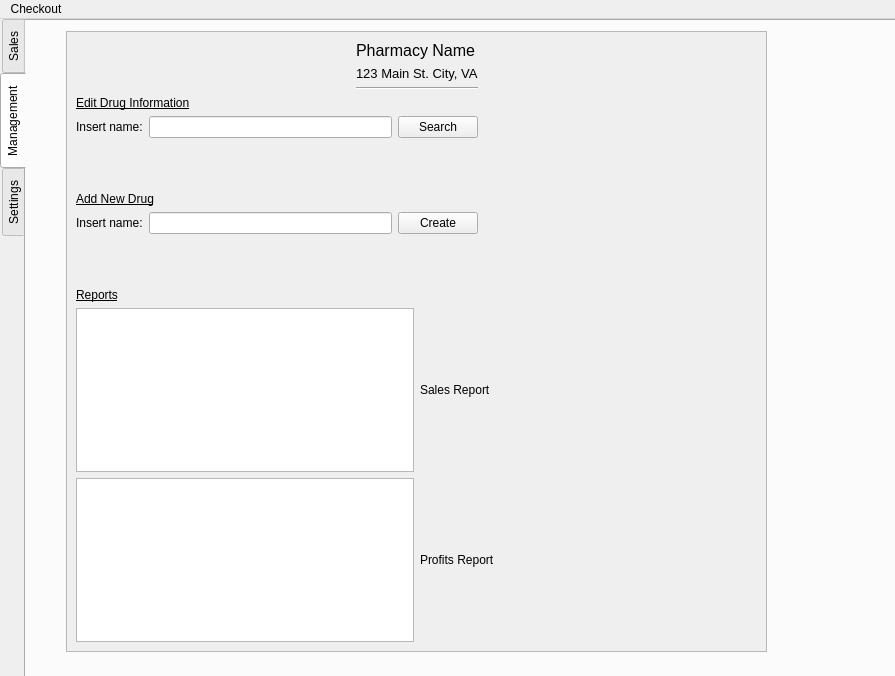
First picture: the form in mainwindow.ui, repository WNewsome/Pharmaceutical-Point-of-Sale, before the edit.
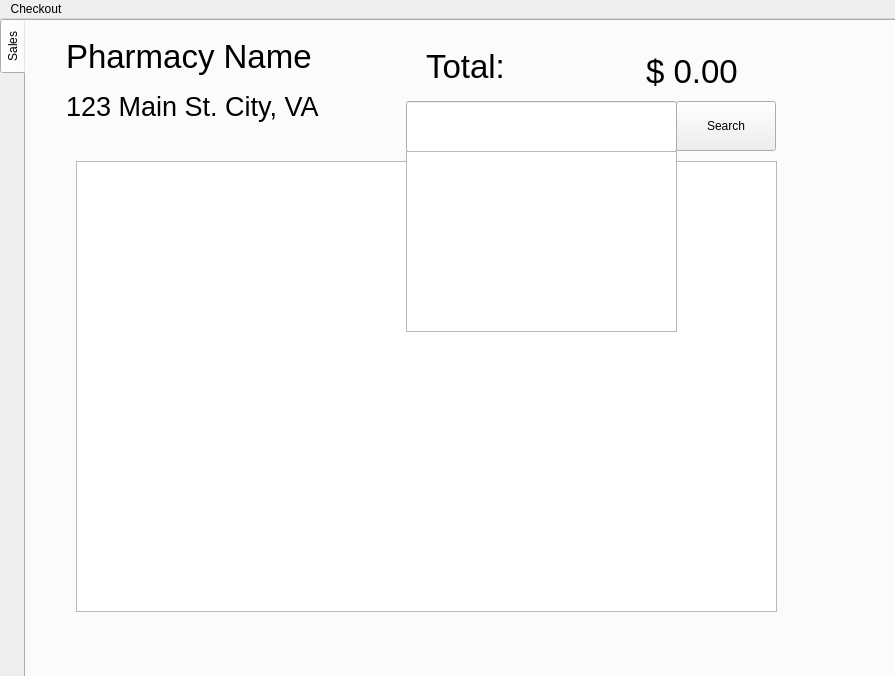
Second picture: the form after the edit.

Commit message: Corrected tabs

Diff of the .ui file:
```diff
--- a/mainwindow.ui
+++ b/mainwindow.ui
@@ -33,7 +33,7 @@
      <enum>QTabWidget::West</enum>
     </property>
     <property name="currentIndex">
-     <number>1</number>
+     <number>0</number>
     </property>
     <widget class="QWidget" name="tab">
      <attribute name="title">
@@ -176,430 +176,6 @@
       </property>
      </widget>
     </widget>
-    <widget class="QWidget" name="tab_3">
-     <attribute name="title">
-      <string>Management</string>
-     </attribute>
-     <widget class="QScrollArea" name="scrollArea">
-      <property name="geometry">
-       <rect>
-        <x>40</x>
-        <y>10</y>
-        <width>701</width>
-        <height>621</height>
-       </rect>
-      </property>
-      <property name="minimumSize">
-       <size>
-        <width>0</width>
-        <height>501</height>
-       </size>
-      </property>
-      <property name="widgetResizable">
-       <bool>true</bool>
-      </property>
-      <widget class="QWidget" name="scrollAreaWidgetContents">
-       <property name="geometry">
-        <rect>
-         <x>0</x>
-         <y>0</y>
-         <width>699</width>
-         <height>619</height>
-        </rect>
-       </property>
-       <layout class="QGridLayout" name="gridLayout_4">
-        <item row="1" column="1" colspan="2">
-         <widget class="QLabel" name="label_9">
-          <property name="font">
-           <font>
-            <pointsize>10</pointsize>
-           </font>
-          </property>
-          <property name="text">
-           <string>123 Main St. City, VA</string>
-          </property>
-         </widget>
-        </item>
-        <item row="2" column="1" colspan="2">
-         <widget class="Line" name="line">
-          <property name="orientation">
-           <enum>Qt::Horizontal</enum>
-          </property>
-         </widget>
-        </item>
-        <item row="9" column="2" colspan="2">
-         <widget class="QLabel" name="label_10">
-          <property name="text">
-           <string>Profits Report</string>
-          </property>
-         </widget>
-        </item>
-        <item row="0" column="3" rowspan="3">
-         <spacer name="horizontalSpacer_3">
-          <property name="orientation">
-           <enum>Qt::Horizontal</enum>
-          </property>
-          <property name="sizeHint" stdset="0">
-           <size>
-            <width>178</width>
-            <height>48</height>
-           </size>
-          </property>
-         </spacer>
-        </item>
-        <item row="0" column="1" colspan="2">
-         <widget class="QLabel" name="label_6">
-          <property name="font">
-           <font>
-            <pointsize>12</pointsize>
-           </font>
-          </property>
-          <property name="text">
-           <string>Pharmacy Name</string>
-          </property>
-         </widget>
-        </item>
-        <item row="8" column="0" colspan="2">
-         <widget class="QGraphicsView" name="graphicsView"/>
-        </item>
-        <item row="9" column="0" colspan="2">
-         <widget class="QGraphicsView" name="graphicsView_2"/>
-        </item>
-        <item row="3" column="0" colspan="3">
-         <layout class="QGridLayout" name="gridLayout_2">
-          <item row="0" column="0" colspan="2">
-           <widget class="QLabel" name="label_5">
-            <property name="font">
-             <font>
-              <pointsize>9</pointsize>
-              <underline>true</underline>
-             </font>
-            </property>
-            <property name="text">
-             <string>Edit Drug Information</string>
-            </property>
-           </widget>
-          </item>
-          <item row="1" column="0">
-           <widget class="QLabel" name="label_7">
-            <property name="text">
-             <string>Insert name:</string>
-            </property>
-           </widget>
-          </item>
-          <item row="1" column="1">
-           <widget class="QLineEdit" name="lineEdit"/>
-          </item>
-          <item row="1" column="2">
-           <widget class="QPushButton" name="pushButton_5">
-            <property name="text">
-             <string>Search</string>
-            </property>
-           </widget>
-          </item>
-         </layout>
-        </item>
-        <item row="8" column="2" colspan="2">
-         <widget class="QLabel" name="label_8">
-          <property name="text">
-           <string>Sales Report</string>
-          </property>
-         </widget>
-        </item>
-        <item row="0" column="0" rowspan="3">
-         <spacer name="horizontalSpacer_4">
-          <property name="orientation">
-           <enum>Qt::Horizontal</enum>
-          </property>
-          <property name="sizeHint" stdset="0">
-           <size>
-            <width>177</width>
-            <height>48</height>
-           </size>
-          </property>
-         </spacer>
-        </item>
-        <item row="6" column="0" colspan="4">
-         <spacer name="horizontalSpacer_2">
-          <property name="orientation">
-           <enum>Qt::Horizontal</enum>
-          </property>
-          <property name="sizeHint" stdset="0">
-           <size>
-            <width>528</width>
-            <height>48</height>
-           </size>
-          </property>
-         </spacer>
-        </item>
-        <item row="7" column="0">
-         <widget class="QLabel" name="label_11">
-          <property name="font">
-           <font>
-            <pointsize>9</pointsize>
-            <underline>true</underline>
-           </font>
-          </property>
-          <property name="text">
-           <string>Reports</string>
-          </property>
-         </widget>
-        </item>
-        <item row="5" column="0" colspan="3">
-         <layout class="QGridLayout" name="gridLayout_3">
-          <item row="0" column="0" colspan="2">
-           <widget class="QLabel" name="label_12">
-            <property name="font">
-             <font>
-              <pointsize>9</pointsize>
-              <underline>true</underline>
-             </font>
-            </property>
-            <property name="text">
-             <string>Add New Drug</string>
-            </property>
-           </widget>
-          </item>
-          <item row="1" column="0">
-           <widget class="QLabel" name="label_13">
-            <property name="text">
-             <string>Insert name:</string>
-            </property>
-           </widget>
-          </item>
-          <item row="1" column="1">
-           <widget class="QLineEdit" name="lineEdit_2"/>
-          </item>
-          <item row="1" column="2">
-           <widget class="QPushButton" name="pushButton_6">
-            <property name="text">
-             <string>Create</string>
-            </property>
-           </widget>
-          </item>
-         </layout>
-        </item>
-        <item row="4" column="0" colspan="4">
-         <spacer name="horizontalSpacer">
-          <property name="orientation">
-           <enum>Qt::Horizontal</enum>
-          </property>
-          <property name="sizeHint" stdset="0">
-           <size>
-            <width>528</width>
-            <height>48</height>
-           </size>
-          </property>
-         </spacer>
-        </item>
-       </layout>
-      </widget>
-     </widget>
-    </widget>
-    <widget class="QWidget" name="tab_4">
-     <attribute name="title">
-      <string>Settings</string>
-     </attribute>
-     <widget class="QScrollArea" name="scrollArea_2">
-      <property name="geometry">
-       <rect>
-        <x>50</x>
-        <y>20</y>
-        <width>581</width>
-        <height>561</height>
-       </rect>
-      </property>
-      <property name="widgetResizable">
-       <bool>true</bool>
-      </property>
-      <widget class="QWidget" name="scrollAreaWidgetContents_2">
-       <property name="geometry">
-        <rect>
-         <x>0</x>
-         <y>0</y>
-         <width>579</width>
-         <height>559</height>
-        </rect>
-       </property>
-       <widget class="QLabel" name="label_14">
-        <property name="geometry">
-         <rect>
-          <x>30</x>
-          <y>40</y>
-          <width>111</width>
-          <height>16</height>
-         </rect>
-        </property>
-        <property name="font">
-         <font>
-          <pointsize>9</pointsize>
-         </font>
-        </property>
-        <property name="text">
-         <string>Company Name:</string>
-        </property>
-       </widget>
-       <widget class="QLabel" name="label_15">
-        <property name="geometry">
-         <rect>
-          <x>30</x>
-          <y>260</y>
-          <width>55</width>
-          <height>16</height>
-         </rect>
-        </property>
-        <property name="text">
-         <string>Logo:</string>
-        </property>
-       </widget>
-       <widget class="QLabel" name="label_16">
-        <property name="geometry">
-         <rect>
-          <x>30</x>
-          <y>70</y>
-          <width>55</width>
-          <height>16</height>
-         </rect>
-        </property>
-        <property name="font">
-         <font>
-          <pointsize>9</pointsize>
-         </font>
-        </property>
-        <property name="text">
-         <string>Address:</string>
-        </property>
-       </widget>
-       <widget class="QPushButton" name="pushButton">
-        <property name="geometry">
-         <rect>
-          <x>420</x>
-          <y>500</y>
-          <width>121</width>
-          <height>28</height>
-         </rect>
-        </property>
-        <property name="text">
-         <string>Save these changes</string>
-        </property>
-       </widget>
-       <widget class="QLineEdit" name="lineEdit_3">
-        <property name="geometry">
-         <rect>
-          <x>150</x>
-          <y>40</y>
-          <width>113</width>
-          <height>22</height>
-         </rect>
-        </property>
-       </widget>
-       <widget class="QLineEdit" name="lineEdit_4">
-        <property name="geometry">
-         <rect>
-          <x>150</x>
-          <y>70</y>
-          <width>113</width>
-          <height>22</height>
-         </rect>
-        </property>
-       </widget>
-       <widget class="QGraphicsView" name="graphicsView_3">
-        <property name="geometry">
-         <rect>
-          <x>100</x>
-          <y>280</y>
-          <width>181</width>
-          <height>151</height>
-         </rect>
-        </property>
-       </widget>
-       <widget class="QLabel" name="label_17">
-        <property name="geometry">
-         <rect>
-          <x>30</x>
-          <y>100</y>
-          <width>55</width>
-          <height>16</height>
-         </rect>
-        </property>
-        <property name="font">
-         <font>
-          <pointsize>9</pointsize>
-         </font>
-        </property>
-        <property name="text">
-         <string>City:</string>
-        </property>
-       </widget>
-       <widget class="QLabel" name="label_18">
-        <property name="geometry">
-         <rect>
-          <x>30</x>
-          <y>130</y>
-          <width>55</width>
-          <height>16</height>
-         </rect>
-        </property>
-        <property name="font">
-         <font>
-          <pointsize>9</pointsize>
-         </font>
-        </property>
-        <property name="text">
-         <string>State:</string>
-        </property>
-       </widget>
-       <widget class="QLineEdit" name="lineEdit_5">
-        <property name="geometry">
-         <rect>
-          <x>150</x>
-          <y>100</y>
-          <width>113</width>
-          <height>22</height>
-         </rect>
-        </property>
-       </widget>
-       <widget class="QLineEdit" name="lineEdit_6">
-        <property name="geometry">
-         <rect>
-          <x>150</x>
-          <y>130</y>
-          <width>113</width>
-          <height>22</height>
-         </rect>
-        </property>
-       </widget>
-       <widget class="QLabel" name="label_19">
-        <property name="geometry">
-         <rect>
-          <x>30</x>
-          <y>170</y>
-          <width>71</width>
-          <height>16</height>
-         </rect>
-        </property>
-        <property name="font">
-         <font>
-          <pointsize>9</pointsize>
-         </font>
-        </property>
-        <property name="text">
-         <string>Zip code:</string>
-        </property>
-       </widget>
-       <widget class="QLineEdit" name="lineEdit_7">
-        <property name="geometry">
-         <rect>
-          <x>150</x>
-          <y>170</y>
-          <width>113</width>
-          <height>22</height>
-         </rect>
-        </property>
-       </widget>
-      </widget>
-     </widget>
-    </widget>
    </widget>
   </widget>
   <widget class="QMenuBar" name="menuBar">
```
The commit also changes 1 other file.
